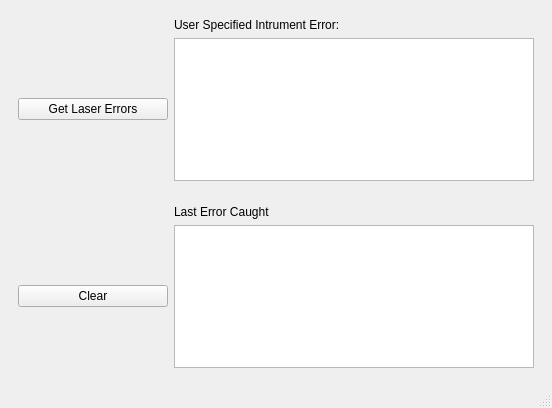
First picture: the form in TransmissionSetup/UI/DevWindow.ui, repository gregmoille/InstrumentControl, before the edit.
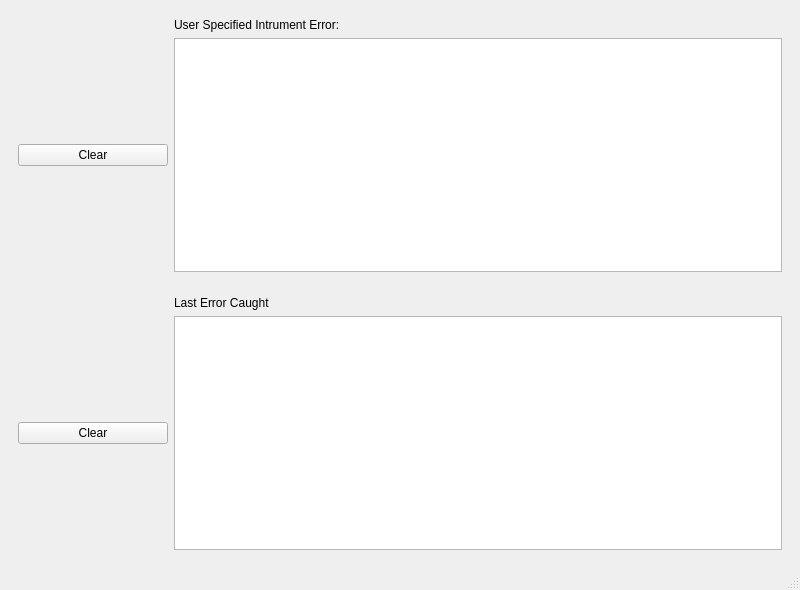
Second picture: the form after the edit. Icons and pictures are not drawn.

What changed in the file:
```diff
--- a/TransmissionSetup/UI/DevWindow.ui
+++ b/TransmissionSetup/UI/DevWindow.ui
@@ -6,8 +6,8 @@
    <rect>
     <x>0</x>
     <y>0</y>
-    <width>552</width>
-    <height>408</height>
+    <width>800</width>
+    <height>590</height>
    </rect>
   </property>
   <property name="windowTitle">
@@ -1226,25 +1226,6 @@
        <item row="1" column="1">
         <widget class="QTextBrowser" name="text_error"/>
        </item>
-       <item row="1" column="0">
-        <widget class="QPushButton" name="butt_getLaserErr">
-         <property name="minimumSize">
-          <size>
-           <width>150</width>
-           <height>0</height>
-          </size>
-         </property>
-         <property name="maximumSize">
-          <size>
-           <width>150</width>
-           <height>16777215</height>
-          </size>
-         </property>
-         <property name="text">
-          <string>Get Laser Errors</string>
-         </property>
-        </widget>
-       </item>
        <item row="0" column="1">
         <widget class="QLabel" name="label_2">
          <property name="text">
@@ -1252,6 +1233,25 @@
          </property>
         </widget>
        </item>
+       <item row="1" column="0">
+        <widget class="QPushButton" name="butt_getClearUp">
+         <property name="minimumSize">
+          <size>
+           <width>150</width>
+           <height>0</height>
+          </size>
+         </property>
+         <property name="maximumSize">
+          <size>
+           <width>150</width>
+           <height>16777215</height>
+          </size>
+         </property>
+         <property name="text">
+          <string>Clear</string>
+         </property>
+        </widget>
+       </item>
       </layout>
      </widget>
     </item>
```
Left out of the diff: 40 changed lines with no effect on the pictures.
